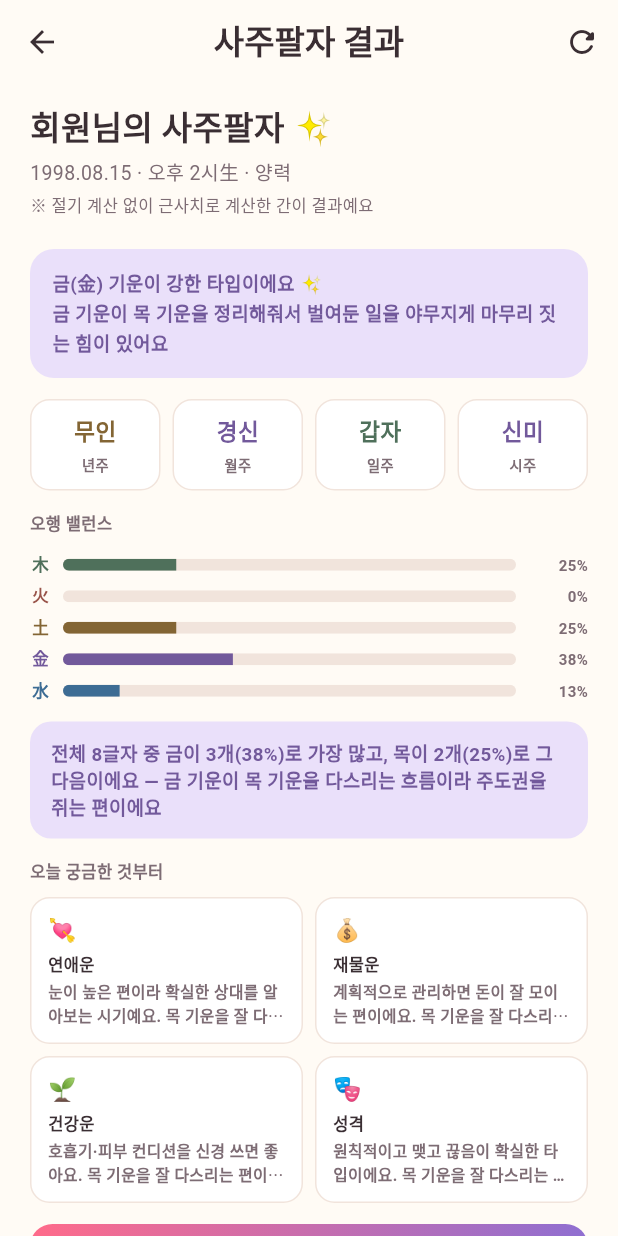
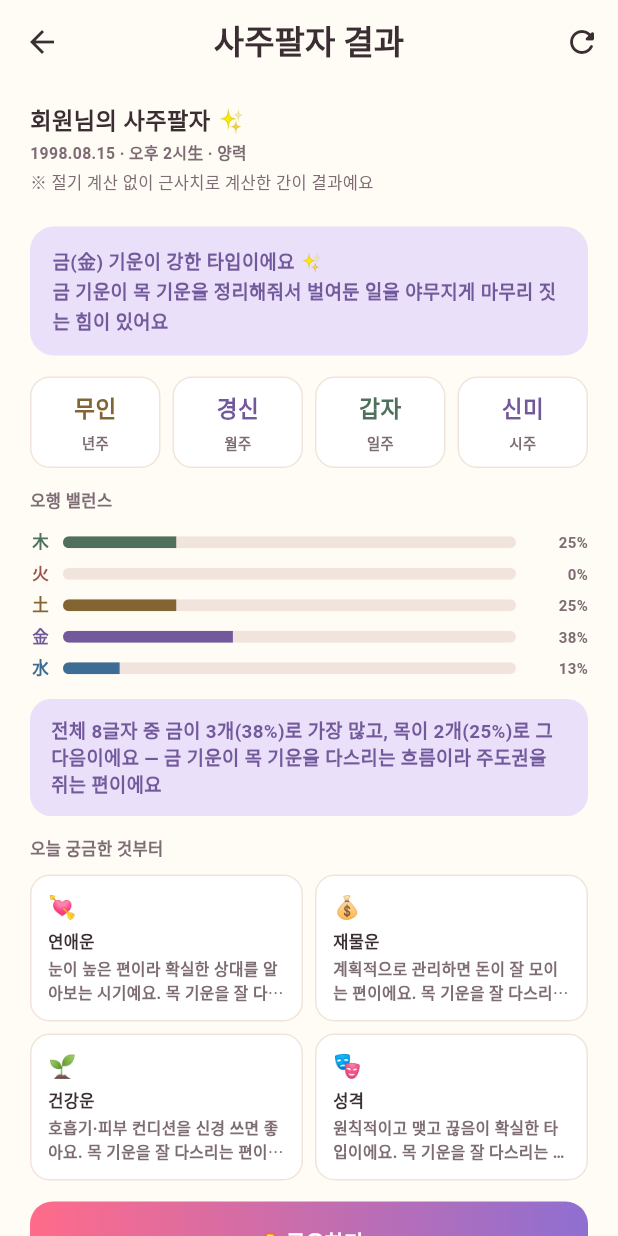
Before and after one commit to beomboo/Cosmos_beomboo, a Flutter app: the ResultScreen screen opened by its route, on a phone screen of 412 x 824 dp. Run offline on Flutter 3.47's test engine with Material 3 defaults, Android fonts, the phone set to English and light mode, and no system bars; our stand-ins replace share_plus, shared_preferences; accounts and stored records are empty.

Commit message:
사주 결과 화면: 헤더 타이틀·메타 라인 글자 크기를 목업 값으로 맞춤
.result-head h2/.meta 대조 결과 헤더 블록이 2026-07-05 최초 구현 이후 한 번도
목업과 대조되지 않아 타이틀 22px→15.5px, 메타 라인 13px(굵기 미지정)→10.5px/w600으로
축소. 회귀 방지 테스트도 함께 추가.

```diff
--- a/project/lib/features/result/result_screen.dart
+++ b/project/lib/features/result/result_screen.dart
@@ -130,18 +130,29 @@ class _ResultScreenState extends State<ResultScreen> {
               // 아래 18px)을 그대로 쓰는데 지금까지는 24/8/24/32였다(2026-07-07 대조 발견).
               padding: const EdgeInsets.fromLTRB(20, 12, 20, 18),
               children: [
+                // 목업(`.result-head h2`)은 font-size:15.5px인데 지금까지는 22px이었다
+                // (2026-07-16 대조 발견 — 헤더 블록은 2026-07-05 최초 구현 이후 한 번도
+                // 대조된 적이 없었음).
                 Text(
                   '$displayName의 사주팔자 ✨',
                   style: const TextStyle(
-                    fontSize: 22,
+                    fontSize: 15.5,
                     fontWeight: FontWeight.w800,
                     color: AppColors.ink,
                   ),
                 ),
-                const SizedBox(height: 4),
+                // 목업(`.result-head h2`)은 margin:0 0 3px인데 지금까지는 4px이었다
+                // (2026-07-16 대조 발견).
+                const SizedBox(height: 3),
+                // 목업(`.result-head .meta`)은 font-size:10.5px/font-weight:600인데
+                // 지금까지는 13px에 굵기 지정이 아예 없었다(2026-07-16 대조 발견).
                 Text(
                   metaLine,
-                  style: const TextStyle(color: AppColors.inkSoft, fontSize: 13),
+                  style: const TextStyle(
+                    color: AppColors.inkSoft,
+                    fontSize: 10.5,
+                    fontWeight: FontWeight.w600,
+                  ),
                 ),
                 const SizedBox(height: 4),
                 const Text(
```
Also changed, not shown: 1 other file.
